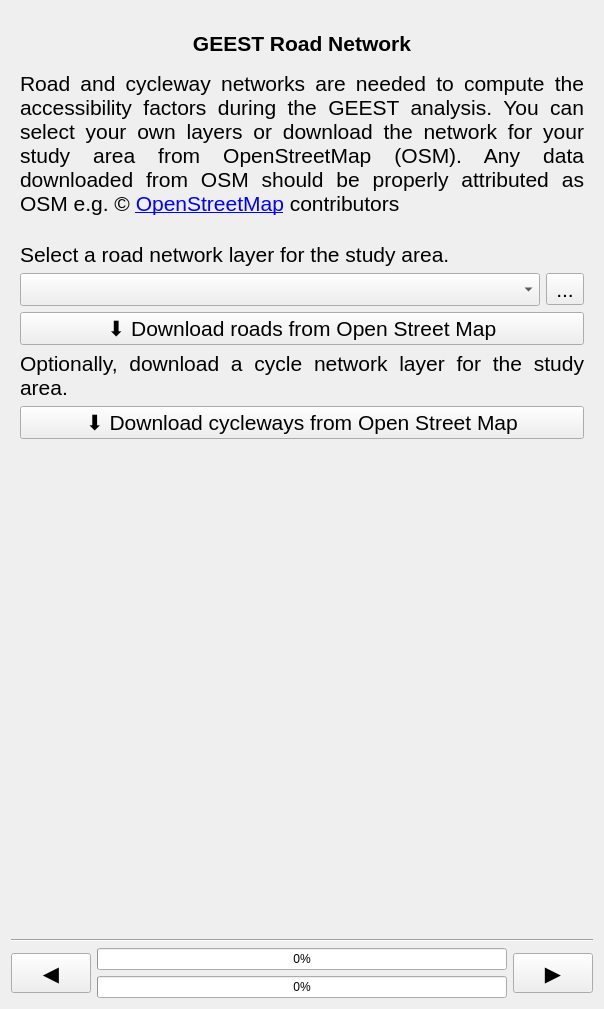
Above: geest/ui/road_network_panel_base.ui from worldbank/GEEST before the change. Below: the same form after it.
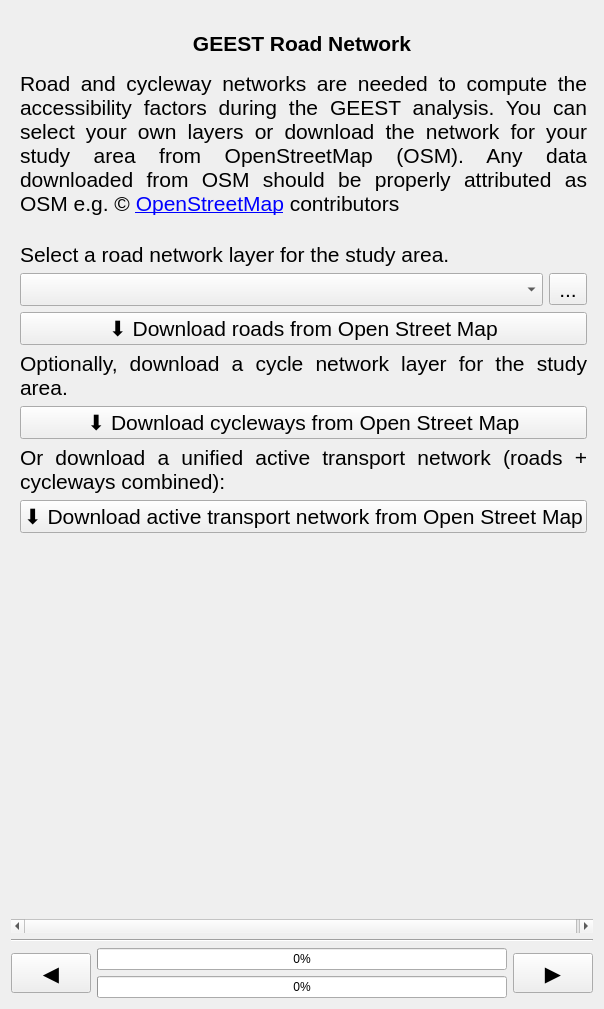
That is the form after the change. Icons and pictures are not drawn. Custom widgets are drawn as their Qt base class.

Commit message: Add support for active transport network in OSM downloaders and workflows

The edit to the form file:
```diff
--- a/geest/ui/road_network_panel_base.ui
+++ b/geest/ui/road_network_panel_base.ui
@@ -292,7 +292,40 @@
          </property>
         </widget>
        </item>
-       <item row="7" column="1">
+       <item row="7" column="0" colspan="2">
+        <widget class="QLabel" name="description6">
+         <property name="font">
+          <font>
+           <pointsize>16</pointsize>
+          </font>
+         </property>
+         <property name="text">
+          <string>Or download a unified active transport network (roads + cycleways combined):</string>
+         </property>
+         <property name="textFormat">
+          <enum>Qt::MarkdownText</enum>
+         </property>
+         <property name="alignment">
+          <set>Qt::AlignJustify|Qt::AlignTop</set>
+         </property>
+         <property name="wordWrap">
+          <bool>true</bool>
+         </property>
+        </widget>
+       </item>
+       <item row="8" column="0" colspan="2">
+        <widget class="QPushButton" name="download_active_transport_button">
+         <property name="font">
+          <font>
+           <pointsize>16</pointsize>
+          </font>
+         </property>
+         <property name="text">
+          <string>⬇️ Download active transport network from Open Street Map</string>
+         </property>
+        </widget>
+       </item>
+       <item row="9" column="1">
         <spacer name="verticalSpacer">
          <property name="orientation">
           <enum>Qt::Vertical</enum>
```
Left out of the diff: 1 changed line with no effect on the pictures. The commit also changes 8 other files.
